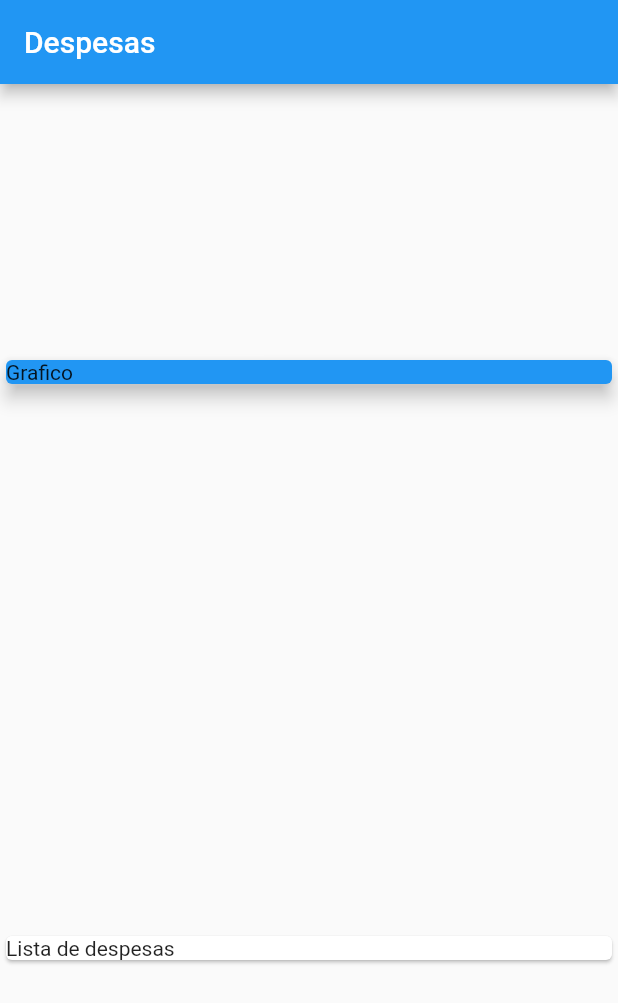
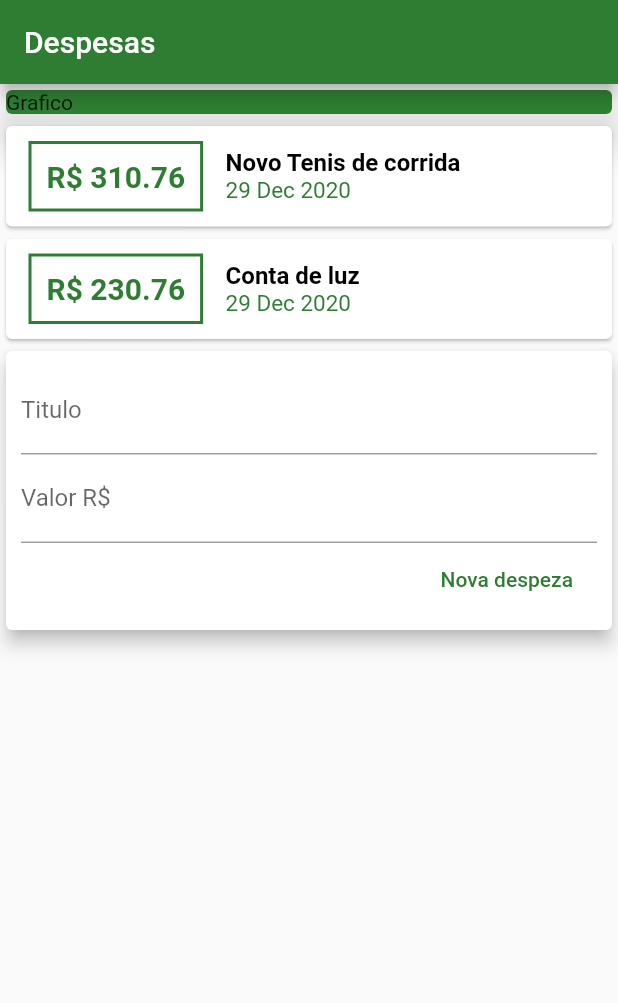
Before and after one commit to fabricioromanii/AppFinancas, a Flutter app: the screen it shows after launch, on a phone screen of 412 x 824 dp. Shown: the top 1003 px of the screen. Run offline on Flutter 3.47's test engine with Material 2 defaults, Android fonts, the phone set to English and light mode, and no system bars.

Commit message:
refatorando e separando o codigo em componentes menores

```diff
--- /dev/null
+++ b/lib/components/transaction_form.dart
@@ -0,0 +1,44 @@
+import 'package:flutter/material.dart';
+
+class TransactionForm extends StatelessWidget {
+
+  final titleController = TextEditingController();
+  final valueController = TextEditingController();
+
+  @override
+  Widget build(BuildContext context) {
+    return Card(
+            elevation:5,
+            child: Padding(
+              padding: const EdgeInsets.all(10),
+              child: Column(
+                children: <Widget>[
+                  TextField(
+                   controller: titleController,
+                    decoration:InputDecoration(
+                      labelText: "Titulo",
+                    ),
+                  ),
+                  TextField(
+                   controller: valueController,
+                    decoration:InputDecoration(
+                      labelText: "Valor R\$",
+                    ),
+                  ),
+                  Row(
+                    mainAxisAlignment: MainAxisAlignment.end,
+                    children: <Widget> [
+                      FlatButton(
+                        child:
+                        Text("Nova despeza"),
+                        textColor: Colors.green[800],
+                        onPressed:(){},
+                      ),
+                    ],
+                  )
+                ],
+              ),
+            ),
+          );
+  }
+}
--- /dev/null
+++ b/lib/components/transaction_list.dart
@@ -0,0 +1,66 @@
+import 'package:flutter/material.dart';
+import '../models/transaction.dart';
+import 'package:intl/intl.dart';
+
+
+class TransactionList extends StatelessWidget {
+
+  final List <Transaction> transactions;
+
+  TransactionList(this.transactions);
+
+  @override
+  Widget build(BuildContext context) {
+   return Column(
+    children: transactions.map((tr){
+      return Card(
+        child: Row(
+          children:<Widget>[
+            Container(
+              margin: EdgeInsets.symmetric(
+                horizontal: 15,
+                vertical: 10,
+              ),
+              decoration: BoxDecoration(
+                border: Border.all(
+                  color: Colors.green[800],
+                  width:2,
+                )
+              ),
+              padding:EdgeInsets.all(10),
+              child: Text(
+                'R\$ ' + tr.value.toStringAsFixed(2),
+                style: TextStyle(
+                 fontWeight: FontWeight.bold,
+                 fontSize: 20,
+                 color: Colors.green[800],
+                ),
+              ),
+            ),
+            Column(
+              crossAxisAlignment:CrossAxisAlignment.start,
+              children: <Widget>[
+              Text(
+                  tr.title,
+                  style:TextStyle(
+                  fontWeight: FontWeight.bold,
+                  fontSize: 16,
+                  color: Colors.black,
+                  ),
+                ),
+                Text(
+                  DateFormat('d MMM y').format(tr.date),
+                  style:TextStyle(
+                  fontSize: 15,
+                  color: Colors.green[800],
+                  ),
+                ),
+              ],
+            )
+          ],
+        ),
+      );
+    }).toList(),
+   );
+  }
+}
--- /dev/null
+++ b/lib/components/transaction_user.dart
@@ -0,0 +1,36 @@
+import 'package:flutter/material.dart';
+import 'transaction_list.dart';
+import 'transaction_form.dart';
+import '../models/transaction.dart';
+
+class TransactionUser extends StatefulWidget {
+  @override
+  _TransactionUserState createState() => _TransactionUserState();
+}
+
+class _TransactionUserState extends State<TransactionUser> {
+  final _transactions = [
+    Transaction(
+      id: 't1',
+      title: 'Novo Tenis de corrida',
+      value: 310.76,
+      date: DateTime.now(),
+    ),
+    Transaction(
+      id: 't2',
+      title: 'Conta de luz',
+      value: 230.76,
+      date: DateTime.now(),
+    )
+  ];
+
+  @override
+  Widget build(BuildContext context) {
+    return Column(
+      children:<Widget>[
+      TransactionList(_transactions),
+      TransactionForm(),
+      ],
+    );
+  }
+}
--- a/lib/main.dart
+++ b/lib/main.dart
@@ -1,53 +1,37 @@
-import 'package:AppFinancas/models/transaction.dart';
 import 'package:flutter/material.dart';
+import './components/transaction_user.dart';
+
 main()=> runApp(ExpensesApp());
 class ExpensesApp extends StatelessWidget {
   @override
   Widget build(BuildContext context) {
     return MaterialApp(
+      debugShowCheckedModeBanner: false,
       home:MyHomePage()
     );
   }
 }
 
 class MyHomePage extends StatelessWidget {
-  final _transactions = [
-    Transaction(
-      id: 't1',
-      title: 'Novo Tenis de corrida',
-      value: 310.76,
-      date: DateTime.now(),
-    ),
-
-    Transaction(
-      id: 't2',
-      title: 'Conta de luz',
-      value: 230.76,
-      date: DateTime.now(),
-    )
-
-  ];
   @override
   Widget build(BuildContext context) {
     return Scaffold(
-      appBar: AppBar(title:Text("Despesas"),
+      appBar: AppBar(
+        title:Text("Despesas"),
+        backgroundColor:Colors.green[800],
       ),
       body: Column(
-        mainAxisAlignment: MainAxisAlignment.spaceAround,
         crossAxisAlignment: CrossAxisAlignment.stretch,
         children: <Widget>[
           Container(
             child: Card(
               child: Text("Grafico"),
-              elevation: 5,
-              color:Colors.blue,
+              elevation: 10,
+              color:Colors.green[800],
             ),
           ),
-          Container(
-            child: Card(child:Text("Lista de despesas"),
-            ),
-          ),
-        ]
+          TransactionUser(),
+        ],
       )
     );
   }
--- a/pubspec.yaml
+++ b/pubspec.yaml
@@ -23,6 +23,7 @@ environment:
 dependencies:
   flutter:
     sdk: flutter
+  intl: ^0.16.1
 
 
   # The following adds the Cupertino Icons font to your application.
```
Also changed, not shown: pubspec.lock.
